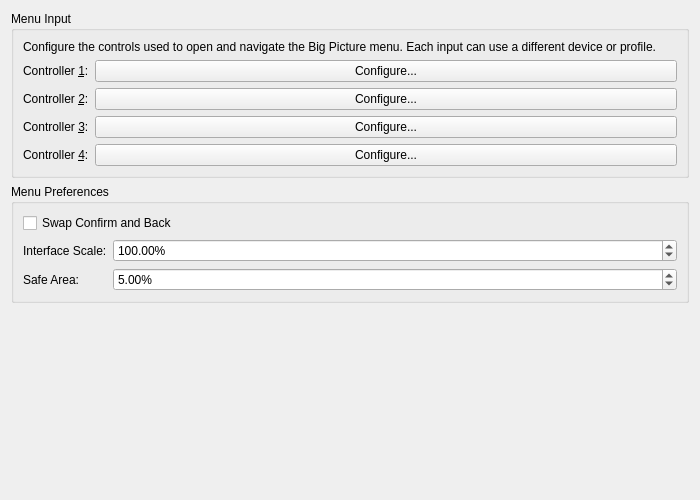
First picture: the form in Source/Core/DolphinQt/Settings/BigPicturePane.ui, repository ilyalissoboi/dolphin, before the edit.
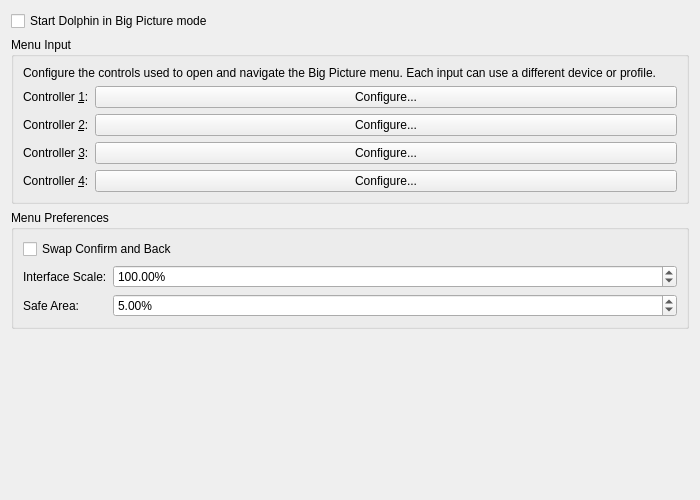
Second picture: the form after the edit.

Commit message: Big Picture: add standalone runtime and startup entry points

```diff
--- a/Source/Core/DolphinQt/Settings/BigPicturePane.ui
+++ b/Source/Core/DolphinQt/Settings/BigPicturePane.ui
@@ -11,6 +11,13 @@
    </rect>
   </property>
   <layout class="QVBoxLayout" name="rootLayout">
+   <item>
+    <widget class="QCheckBox" name="startBigPictureCheckBox">
+     <property name="text">
+      <string>Start Dolphin in Big Picture mode</string>
+     </property>
+    </widget>
+   </item>
    <item>
     <widget class="QGroupBox" name="menuInputGroup">
      <property name="title">
```
Left out of the diff: 1 changed line with no effect on the pictures. The commit also changes 54 other files.
